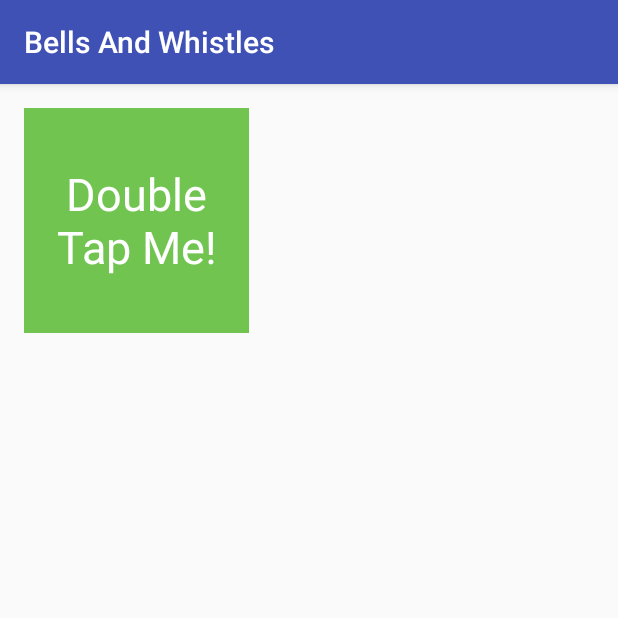
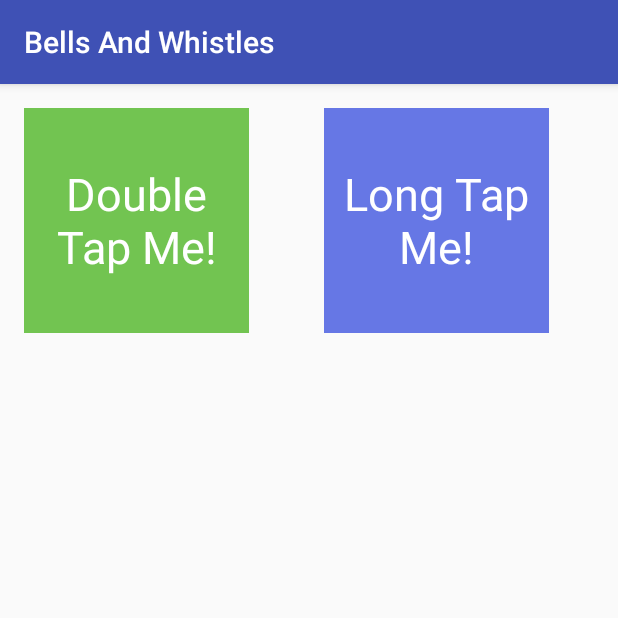
Before and after one commit to csiems/Bells-And-Whistles, an Android app: the screen it shows after launch (MainActivity), on a phone screen of 412 x 824 dp, the top half of it. Run offline under Robolectric (Android 15) with nearby library versions, the phone set to English and light mode, and no system bars; our stand-ins replace ButterKnife.

Commit message:
add long press animation

```diff
--- a/app/src/main/java/com/epicodus/bellsandwhistles/MainActivity.java
+++ b/app/src/main/java/com/epicodus/bellsandwhistles/MainActivity.java
@@ -3,6 +3,8 @@ package com.epicodus.bellsandwhistles;
 import android.os.Bundle;
 import android.support.v7.app.AppCompatActivity;
 import android.view.MotionEvent;
+import android.view.View;
+import android.view.animation.CycleInterpolator;
 import android.widget.TextView;
 import android.widget.Toast;
 
@@ -11,14 +13,16 @@ import com.epicodus.bellsandwhistles.utils.OnDoubleTapListener;
 import butterknife.Bind;
 import butterknife.ButterKnife;
 
-public class MainActivity extends AppCompatActivity {
+public class MainActivity extends AppCompatActivity implements View.OnLongClickListener {
     @Bind(R.id.doubleTapTextView) TextView mDoubleTapTextView;
+    @Bind(R.id.longTapTextView) TextView mLongTapTextView;
 
     @Override
     protected void onCreate(Bundle savedInstanceState) {
         super.onCreate(savedInstanceState);
         setContentView(R.layout.activity_main);
         ButterKnife.bind(this);
+        mLongTapTextView.setOnLongClickListener(this);
 
         mDoubleTapTextView.setOnTouchListener(new OnDoubleTapListener(this) {
             @Override
@@ -51,5 +55,25 @@ public class MainActivity extends AppCompatActivity {
                 }
             }
         });
+
+
+    }
+
+    @Override
+    public boolean onLongClick(View v) {
+        if (v == mLongTapTextView) {
+            mLongTapTextView.animate().translationX(30).setInterpolator(new CycleInterpolator(20)).setDuration(3000).withStartAction(new Runnable() {
+                @Override
+                public void run() {
+                    mLongTapTextView.setText("Earthquaake!");
+                }
+            }).withEndAction(new Runnable() {
+                @Override
+                public void run() {
+                    mLongTapTextView.setText("Long press!");
+                }
+            });
+        }
+        return true;
     }
 }
--- a/app/src/main/res/layout/activity_main.xml
+++ b/app/src/main/res/layout/activity_main.xml
@@ -23,4 +23,19 @@
         android:textAlignment="center"
         android:gravity="center_vertical"
         />
+
+    <TextView
+        android:layout_width="150dp"
+        android:layout_height="150dp"
+        android:text="Long Tap Me!"
+        android:id="@+id/longTapTextView"
+        android:background="@color/colorPrimaryDark"
+        android:textSize="30sp"
+        android:textColor="#FFF"
+        android:textAlignment="center"
+        android:layout_marginRight="30dp"
+        android:gravity="center_vertical"
+        android:layout_alignParentTop="true"
+        android:layout_alignParentRight="true"
+        android:layout_alignParentEnd="true" />
 </RelativeLayout>
--- a/app/src/main/res/values/colors.xml
+++ b/app/src/main/res/values/colors.xml
@@ -1,6 +1,6 @@
 <?xml version="1.0" encoding="utf-8"?>
 <resources>
     <color name="colorPrimary">#3F51B5</color>
-    <color name="colorPrimaryDark">#303F9F</color>
+    <color name="colorPrimaryDark">#6677e5</color>
     <color name="colorAccent">#FF4081</color>
 </resources>
```
